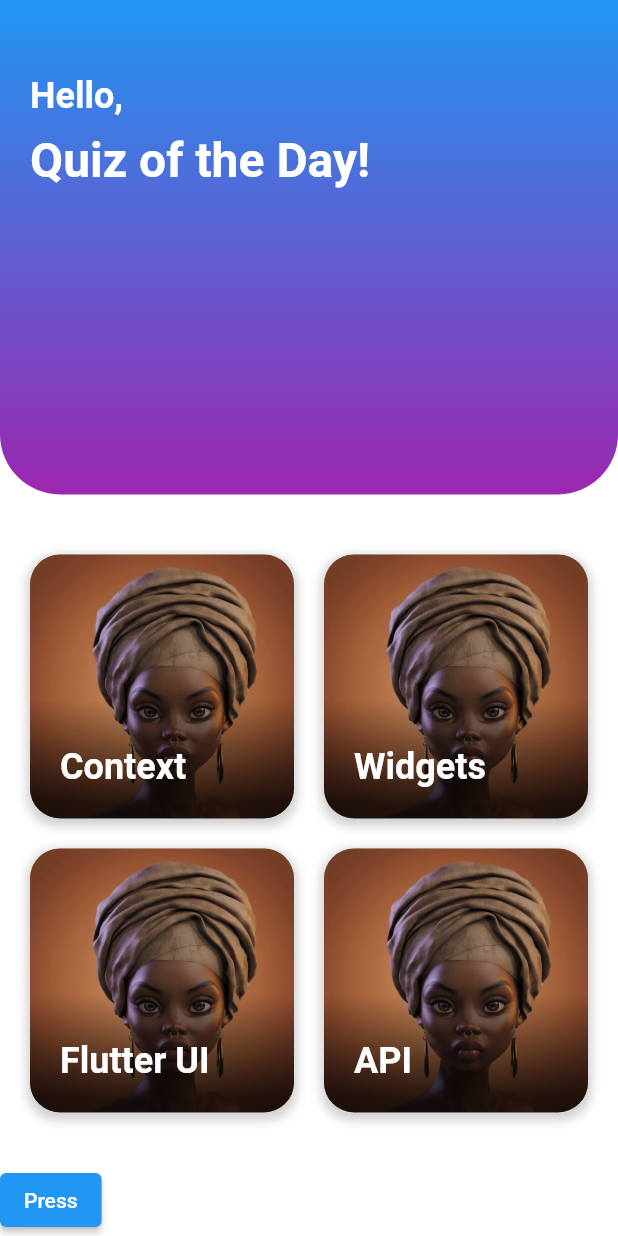
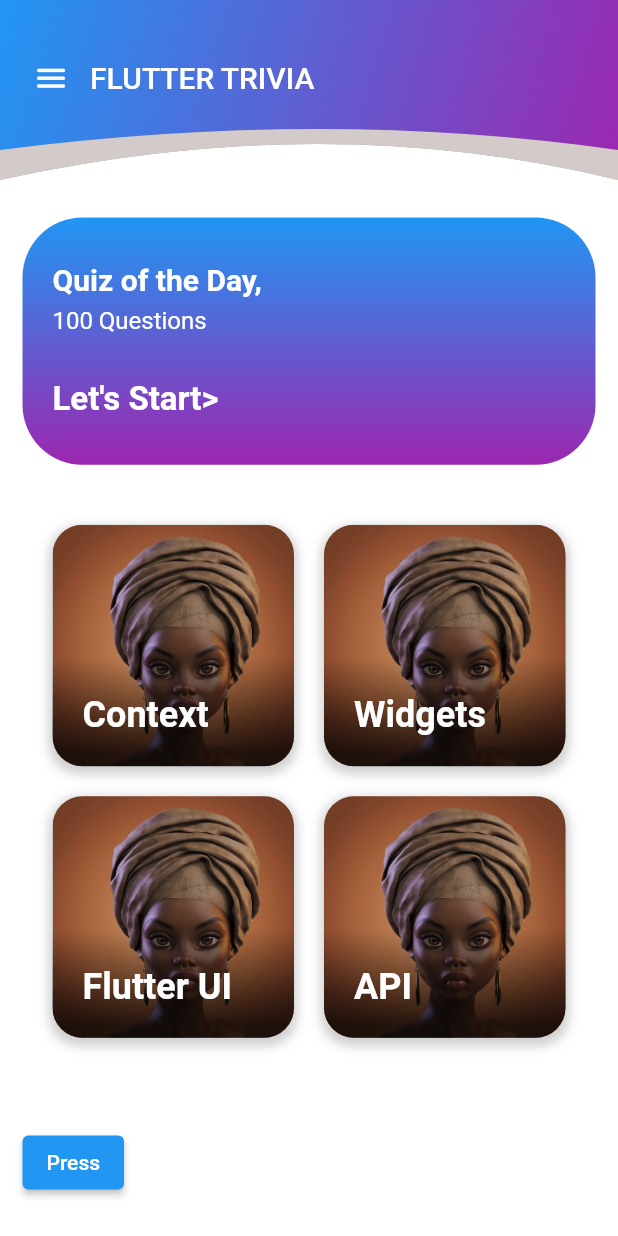
Before and after one commit to iluv27/flutter_trivia, a Flutter app: the QuizHomeScreen screen opened directly, on a phone screen of 412 x 824 dp. Run offline on Flutter 3.47's test engine with Material 2 defaults, Android fonts, the phone set to English and light mode, and no system bars; our stand-ins replace animated_text_kit.

Commit message:
Added the quiz screen

```diff
--- a/lib/home/first_screen.dart
+++ b/lib/home/first_screen.dart
@@ -1,5 +1,6 @@
 import 'package:flutter/material.dart';
 import '../q&a/second_screen.dart';
+import 'package:flutter_trivia/q&a/third_screen.dart';
 
 class QuizHomeScreen extends StatefulWidget {
   const QuizHomeScreen({super.key});
@@ -12,12 +13,22 @@ class _QuizHomeScreenState extends State<QuizHomeScreen> {
   @override
   Widget build(BuildContext context) {
     return Scaffold(
+      // ignore: prefer_const_constructors
+      appBar: CustomAppBar(
+        title: 'FLUTTER TRIVIA',
+        height: 120,
+        backgroundColor: Color.fromARGB(255, 211, 202, 202),
+        gradientStart: Colors.blue,
+        gradientEnd: Colors.purple,
+      ),
       backgroundColor: Colors.white,
-      body: Column(
+      body: Padding(
+        padding: const EdgeInsets.symmetric(vertical: 25.0, horizontal: 15),
+        child: Column(
           crossAxisAlignment: CrossAxisAlignment.start,
           children: [
             Container(
-            height: MediaQuery.of(context).size.height * 0.4,
+              height: MediaQuery.of(context).size.height * 0.2,
               width: double.infinity,
               decoration: const BoxDecoration(
                 gradient: LinearGradient(
@@ -25,30 +36,38 @@ class _QuizHomeScreenState extends State<QuizHomeScreen> {
                   begin: Alignment.topCenter,
                   end: Alignment.bottomCenter,
                 ),
-              borderRadius: BorderRadius.only(
-                bottomLeft: Radius.circular(40),
-                bottomRight: Radius.circular(40),
+                borderRadius: BorderRadius.all(
+                  Radius.circular(40),
                 ),
               ),
               child: Padding(
-              padding: const EdgeInsets.only(top: 50.0, left: 20.0),
+                padding: const EdgeInsets.only(top: 30.0, left: 20.0),
                 child: Column(
                   crossAxisAlignment: CrossAxisAlignment.start,
                   children: const [
                     Text(
-                    'Hello,',
+                      'Quiz of the Day,',
                       style: TextStyle(
                         color: Colors.white,
-                      fontSize: 24.0,
-                      fontWeight: FontWeight.bold,
+                        fontSize: 20.0,
+                        fontWeight: FontWeight.w600,
                       ),
                     ),
-                  SizedBox(height: 10.0),
+                    SizedBox(height: 6.0),
                     Text(
-                    'Quiz of the Day!',
+                      '100 Questions',
                       style: TextStyle(
                         color: Colors.white,
-                      fontSize: 32.0,
+                        fontSize: 16.0,
+                        fontWeight: FontWeight.w400,
+                      ),
+                    ),
+                    SizedBox(height: 30.0),
+                    Text(
+                      'Let\'s Start>',
+                      style: TextStyle(
+                        color: Colors.white,
+                        fontSize: 22.0,
                         fontWeight: FontWeight.bold,
                       ),
                     ),
@@ -89,12 +108,14 @@ class _QuizHomeScreenState extends State<QuizHomeScreen> {
             ),
             ElevatedButton(
                 onPressed: (() {
-                Navigator.push(context, MaterialPageRoute(builder: ((context) {
+                  Navigator.push(context,
+                      MaterialPageRoute(builder: ((context) {
                     return const QuizScreen();
                   })));
                 }),
                 child: const Text('Press'))
           ],
+        ),
       ),
     );
   }
--- a/lib/main.dart
+++ b/lib/main.dart
@@ -27,9 +27,7 @@ class _HomePageState extends State<HomePage> {
   // }
 
   // void route() {
-  //   Navigator.pushReplacement(context, MaterialPageRoute(builder: ((context) {
-  //     return const QuizHomeScreen();
-  //   })));
+
   // }
 
   // Future<Timer> loader() async {
--- /dev/null
+++ b/lib/q&a/third_screen.dart
@@ -0,0 +1,112 @@
+import 'package:flutter/material.dart';
+
+class CustomAppBar extends StatelessWidget implements PreferredSizeWidget {
+  final String title;
+  final double height;
+  final Color backgroundColor;
+  final Color gradientStart;
+  final Color gradientEnd;
+
+  const CustomAppBar({
+    Key? key,
+    required this.title,
+    required this.height,
+    required this.backgroundColor,
+    required this.gradientStart,
+    required this.gradientEnd,
+  }) : super(key: key);
+
+  @override
+  Widget build(BuildContext context) {
+    return ClipPath(
+      clipper: AppBarClipper2(),
+      child: Container(
+        decoration: BoxDecoration(
+          color: backgroundColor,
+          boxShadow: [
+            BoxShadow(
+              color: Color.fromARGB(255, 96, 96, 96).withOpacity(0.6),
+              spreadRadius: 4,
+              blurRadius: 7,
+              offset: Offset(3, 6), // changes position of shadow
+            ),
+          ],
+        ),
+        child: ClipPath(
+          clipper: AppBarClipper(),
+          child: Container(
+            decoration: BoxDecoration(
+              gradient: LinearGradient(
+                colors: [gradientStart, gradientEnd],
+                begin: Alignment.topLeft,
+                end: Alignment.bottomRight,
+              ),
+            ),
+            height: height,
+            child: Stack(
+              children: [
+                Positioned(
+                  top: 28,
+                  left: 10,
+                  child: IconButton(
+                    color: Colors.white,
+                    iconSize: 25,
+                    onPressed: () {},
+                    icon: const Icon(Icons.menu_rounded),
+                  ),
+                ),
+                Positioned(
+                  top: 40,
+                  left: 60,
+                  child: Text(
+                    title,
+                    style: const TextStyle(
+                      fontSize: 20,
+                      fontWeight: FontWeight.w500,
+                      color: Colors.white,
+                    ),
+                  ),
+                ),
+              ],
+            ),
+          ),
+        ),
+      ),
+    );
+  }
+
+  @override
+  Size get preferredSize => Size.fromHeight(height);
+}
+
+class AppBarClipper extends CustomClipper<Path> {
+  @override
+  Path getClip(Size size) {
+    final path = Path()
+      ..lineTo(0, size.height - 20)
+      ..quadraticBezierTo(
+          size.width / 1.9, size.height * 0.6, size.width, size.height - 20)
+      ..lineTo(size.width, 0)
+      ..close();
+    return path;
+  }
+
+  @override
+  bool shouldReclip(CustomClipper<Path> oldClipper) => false;
+}
+
+class AppBarClipper2 extends CustomClipper<Path> {
+  @override
+  Path getClip(Size size) {
+    final path = Path()
+      ..lineTo(0, size.height)
+      ..quadraticBezierTo(
+          size.width / 1.9, size.height * 0.6, size.width, size.height)
+      ..lineTo(size.width, 0)
+      ..close();
+    return path;
+  }
+
+  @override
+  bool shouldReclip(CustomClipper<Path> oldClipper) => false;
+}
```
Also changed, not shown: lib/home/load_screen.dart (+70 -7 lines). Lines whose indentation alone changed are shown as unchanged.
